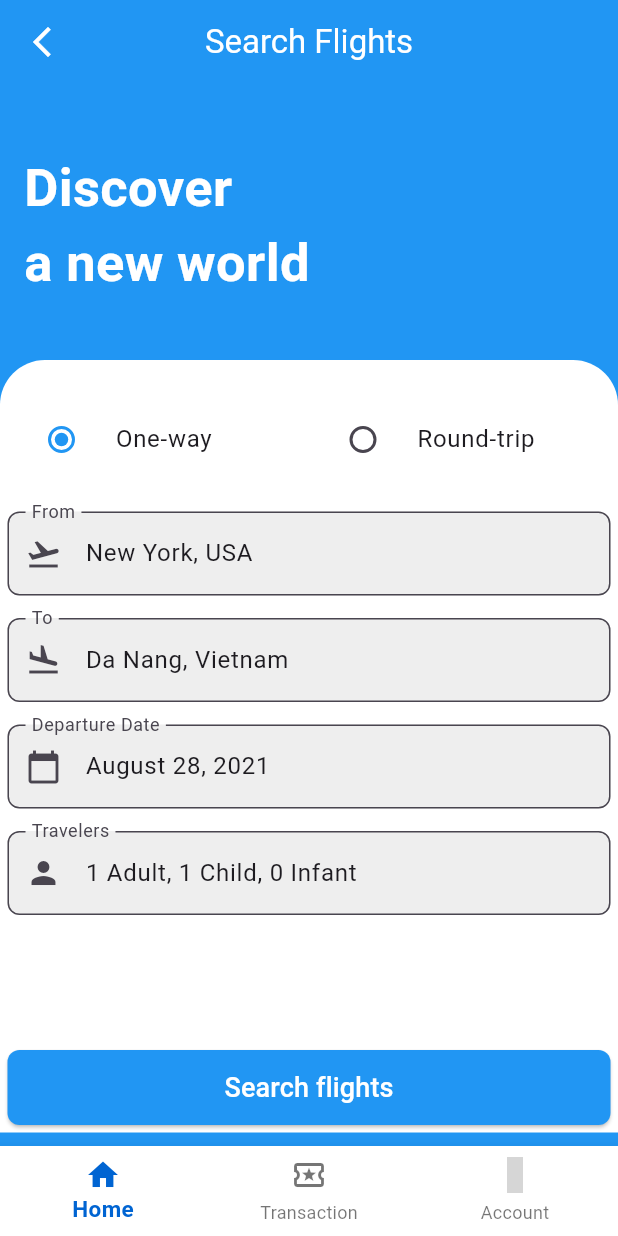
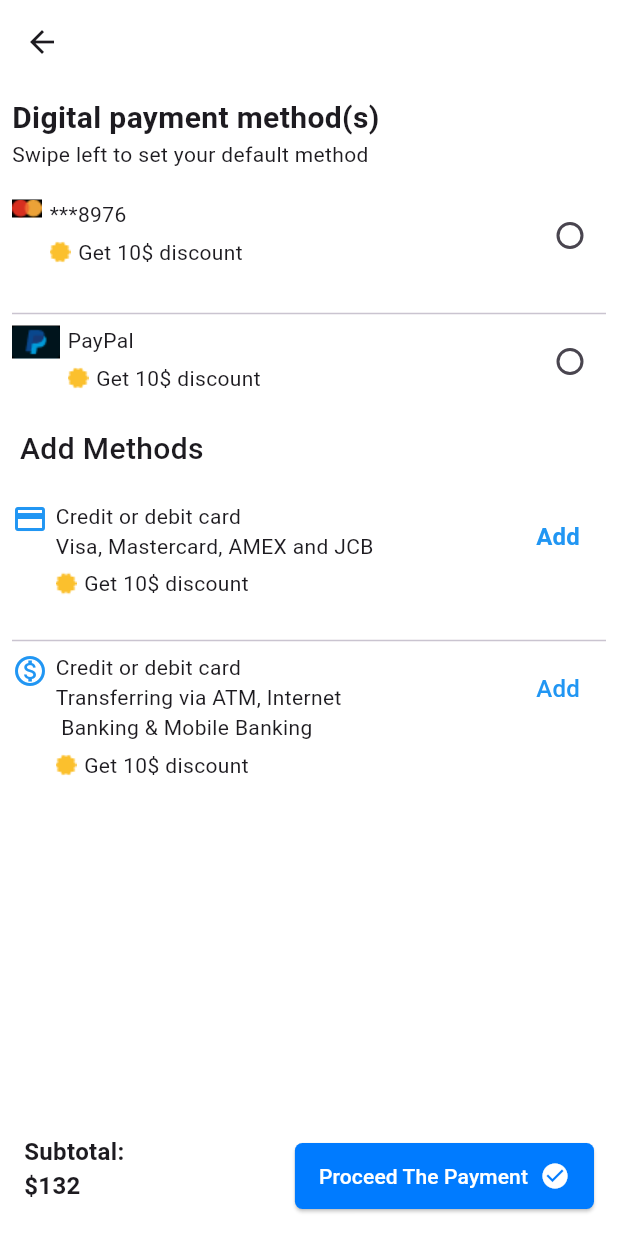
Before and after one commit to Mahmud5588/flight_book, a Flutter app: the screen it shows after launch, on a phone screen of 412 x 824 dp. Run offline on Flutter 3.47's test engine with Material 3 defaults, Android fonts, the phone set to English and light mode, and no system bars; our stand-ins replace material_design_icons_flutter; grey boxes are pictures that could not be loaded.

Commit message:
third commit

```diff
--- a/lib/cores/routes/route_generator.dart
+++ b/lib/cores/routes/route_generator.dart
@@ -12,6 +12,7 @@ import 'package:exam/features/authentications/screens/sign_in.dart';
 import 'package:exam/features/authentications/screens/sign_up.dart';
 import 'package:exam/features/homepage/screens/bottomnavbar.dart';
 import 'package:exam/features/homepage/screens/homepage.dart';
+import 'package:exam/payment_details.dart';
 import 'package:flutter/material.dart';
 
 class AppRoute {
@@ -47,6 +48,8 @@ class AppRoute {
         return MaterialPageRoute(builder: (_) => SetPinPage());
       case RouteNames.deleteAccount:
         return MaterialPageRoute(builder: (_) => const DeleteAccount());
+      case RouteNames.paymentDetails:
+        return MaterialPageRoute(builder: (_) => const PaymentDetails());
       default:
         return _errorRoute();
     }
--- a/lib/cores/routes/route_names.dart
+++ b/lib/cores/routes/route_names.dart
@@ -12,4 +12,5 @@ class RouteNames {
   static const String confirmYourPin = "/confirmYourPin";
   static const String setPinPage = "/setPinPage";
   static const String deleteAccount = "/deleteAccount";
+  static const String paymentDetails = "/paymentDetails";
 }
--- /dev/null
+++ b/lib/features/account/widgets/a.dart
@@ -0,0 +1,51 @@
+import 'package:flutter/material.dart';
+
+class Bottom extends StatelessWidget {
+  final Text text;
+  const Bottom({super.key, required this.text});
+
+  @override
+  Widget build(BuildContext context) {
+    return Scaffold(
+      backgroundColor: Colors.white,
+      body: Row(
+        mainAxisAlignment:
+            MainAxisAlignment.spaceBetween, // To place them side by side
+        children: [
+          // Subtotal Text moved to the bottom
+          const Column(
+            crossAxisAlignment: CrossAxisAlignment.start,
+            children: [
+              Text(
+                'Subtotal: ',
+                style: TextStyle(fontSize: 16, fontWeight: FontWeight.bold),
+              ),
+              Text(
+                '\$132',
+                style: TextStyle(fontSize: 16, fontWeight: FontWeight.bold),
+              ),
+            ],
+          ),
+          ElevatedButton(
+            onPressed: () {},
+            style: ElevatedButton.styleFrom(
+              backgroundColor: const Color(0xFF007BFF),
+              foregroundColor: Colors.white,
+              shape: RoundedRectangleBorder(
+                borderRadius: BorderRadius.circular(5),
+              ),
+              padding: const EdgeInsets.symmetric(horizontal: 16, vertical: 12),
+            ),
+            child: Row(
+              children: [
+                text,
+                const SizedBox(width: 8),
+                const Icon(Icons.check_circle, size: 20),
+              ],
+            ),
+          ),
+        ],
+      ),
+    );
+  }
+}
--- a/lib/myApp.dart
+++ b/lib/myApp.dart
@@ -11,7 +11,7 @@ class MyApp extends StatelessWidget {
   Widget build(BuildContext context) {
     return MaterialApp(
       debugShowCheckedModeBanner: false,
-      initialRoute: RouteNames.bottomNavBar,
+      initialRoute: RouteNames.paymentDetails,
       onGenerateRoute: AppRoute(context: context).onGenerateRoute,
     );
   }
--- /dev/null
+++ b/lib/payment_details.dart
@@ -0,0 +1,274 @@
+import 'package:exam/features/account/widgets/a.dart';
+import 'package:flutter/material.dart';
+
+class PaymentDetails extends StatefulWidget {
+  const PaymentDetails({super.key});
+
+  @override
+  State<PaymentDetails> createState() => _PaymentDetailsState();
+}
+
+class _PaymentDetailsState extends State<PaymentDetails> {
+  int? _selectedValue;
+
+  @override
+  Widget build(BuildContext context) {
+    return Scaffold(
+        backgroundColor: Colors.white,
+        appBar: AppBar(
+          backgroundColor: Colors.white,
+        ),
+        body: SingleChildScrollView(
+          child: Padding(
+            padding: const EdgeInsets.all(8.0),
+            child: Column(
+              crossAxisAlignment: CrossAxisAlignment.start,
+              children: [
+                const Text(
+                  "Digital payment method(s)",
+                  style: TextStyle(fontSize: 20, fontWeight: FontWeight.bold),
+                ),
+                const Text(
+                  "Swipe left to set your default method",
+                  style: TextStyle(fontSize: 14, fontWeight: FontWeight.w400),
+                ),
+                const SizedBox(
+                  height: 20,
+                ),
+                Row(
+                  mainAxisAlignment: MainAxisAlignment.spaceBetween,
+                  crossAxisAlignment: CrossAxisAlignment.start,
+                  children: [
+                    Row(
+                      mainAxisAlignment: MainAxisAlignment.start,
+                      crossAxisAlignment: CrossAxisAlignment.start,
+                      children: [
+                        ColoredBox(
+                          color: Colors.black,
+                          child: Image.asset('assets/images/card.png'),
+                        ),
+                        const SizedBox(
+                          width: 5,
+                        ),
+                        Column(
+                          crossAxisAlignment: CrossAxisAlignment.start,
+                          children: [
+                            const Text("***8976"),
+                            const SizedBox(
+                              height: 5,
+                            ),
+                            Row(
+                              mainAxisAlignment: MainAxisAlignment.start,
+                              children: [
+                                Image.asset(
+                                  "assets/images/succes.png",
+                                  scale: 1,
+                                  color: Colors.yellow[700],
+                                ),
+                                const SizedBox(
+                                  width: 5,
+                                ),
+                                const Text("Get 10\$ discount")
+                              ],
+                            ),
+                          ],
+                        ),
+                      ],
+                    ),
+                    Radio(
+                      activeColor: Colors.blue,
+                      value: 1,
+                      groupValue: _selectedValue,
+                      onChanged: (int? value) {
+                        setState(() {
+                          _selectedValue = value;
+                        });
+                      },
+                    )
+                  ],
+                ),
+                const SizedBox(
+                  height: 20,
+                ),
+                const Divider(),
+                Row(
+                  mainAxisAlignment: MainAxisAlignment.spaceBetween,
+                  crossAxisAlignment: CrossAxisAlignment.start,
+                  children: [
+                    Row(
+                      mainAxisAlignment: MainAxisAlignment.start,
+                      crossAxisAlignment: CrossAxisAlignment.start,
+                      children: [
+                        ColoredBox(
+                          color: Colors.black,
+                          child: Image.asset('assets/images/paypal.png'),
+                        ),
+                        const SizedBox(
+                          width: 5,
+                        ),
+                        Column(
+                          crossAxisAlignment: CrossAxisAlignment.start,
+                          children: [
+                            const Text("PayPal"),
+                            const SizedBox(
+                              height: 5,
+                            ),
+                            Row(
+                              mainAxisAlignment: MainAxisAlignment.start,
+                              children: [
+                                Image.asset(
+                                  "assets/images/succes.png",
+                                  scale: 1,
+                                  color: Colors.yellow[700],
+                                ),
+                                const SizedBox(
+                                  width: 5,
+                                ),
+                                const Text("Get 10\$ discount")
+                              ],
+                            ),
+                          ],
+                        ),
+                      ],
+                    ),
+                    Radio(
+                      activeColor: Colors.blue,
+                      value: 2,
+                      groupValue: _selectedValue,
+                      onChanged: (int? value) {
+                        setState(() {
+                          _selectedValue = value;
+                        });
+                      },
+                    )
+                  ],
+                ),
+                const SizedBox(
+                  height: 20,
+                ),
+                const Text(
+                  " Add Methods",
+                  style: TextStyle(fontWeight: FontWeight.w500, fontSize: 20),
+                ),
+                const SizedBox(
+                  height: 20,
+                ),
+                Row(
+                  mainAxisAlignment: MainAxisAlignment.spaceBetween,
+                  crossAxisAlignment: CrossAxisAlignment.start,
+                  children: [
+                    Row(
+                      mainAxisAlignment: MainAxisAlignment.start,
+                      crossAxisAlignment: CrossAxisAlignment.start,
+                      children: [
+                        const Icon(
+                          Icons.credit_card,
+                          color: Colors.blue,
+                        ),
+                        const SizedBox(
+                          width: 5,
+                        ),
+                        Column(
+                          crossAxisAlignment: CrossAxisAlignment.start,
+                          children: [
+                            const Text("Credit or debit card"),
+                            const Text("Visa, Mastercard, AMEX and JCB"),
+                            const SizedBox(
+                              height: 5,
+                            ),
+                            Row(
+                              mainAxisAlignment: MainAxisAlignment.start,
+                              children: [
+                                Image.asset(
+                                  "assets/images/succes.png",
+                                  scale: 1,
+                                  color: Colors.yellow[700],
+                                ),
+                                const SizedBox(
+                                  width: 5,
+                                ),
+                                const Text("Get 10\$ discount")
+                              ],
+                            ),
+                          ],
+                        ),
+                      ],
+                    ),
+                    TextButton(
+                        onPressed: () {},
+                        child: const Text(
+                          "Add",
+                          style: TextStyle(
+                              fontWeight: FontWeight.w600,
+                              fontSize: 16,
+                              color: Colors.blue),
+                        ))
+                  ],
+                ),
+                const SizedBox(
+                  height: 20,
+                ),
+                const Divider(),
+                Row(
+                  mainAxisAlignment: MainAxisAlignment.spaceBetween,
+                  crossAxisAlignment: CrossAxisAlignment.start,
+                  children: [
+                    Row(
+                      mainAxisAlignment: MainAxisAlignment.start,
+                      crossAxisAlignment: CrossAxisAlignment.start,
+                      children: [
+                        const Icon(
+                          Icons.monetization_on_outlined,
+                          color: Colors.blue,
+                        ),
+                        const SizedBox(
+                          width: 5,
+                        ),
+                        Column(
+                          crossAxisAlignment: CrossAxisAlignment.start,
+                          children: [
+                            const Text("Credit or debit card"),
+                            const Text(
+                                "Transferring via ATM, Internet\n Banking & Mobile Banking"),
+                            const SizedBox(
+                              height: 5,
+                            ),
+                            Row(
+                              mainAxisAlignment: MainAxisAlignment.start,
+                              children: [
+                                Image.asset(
+                                  "assets/images/succes.png",
+                                  scale: 1,
+                                  color: Colors.yellow[700],
+                                ),
+                                const SizedBox(
+                                  width: 5,
+                                ),
+                                const Text("Get 10\$ discount")
+                              ],
+                            ),
+                          ],
+                        ),
+                      ],
+                    ),
+                    TextButton(
+                        onPressed: () {},
+                        child: const Text(
+                          "Add",
+                          style: TextStyle(
+                              fontWeight: FontWeight.w500,
+                              fontSize: 16,
+                              color: Colors.blue),
+                        ))
+                  ],
+                ),
+              ],
+            ),
+          ),
+        ),
+        bottomNavigationBar: const BottomAppBar(
+          color: Colors.white,
+          child: Bottom(text: Text("Proceed The Payment")),
+        ));
+  }
+}
```
Also changed, not shown: assets/images/card.png (added), assets/images/paypal.png (added), assets/images/succes.png (added).
